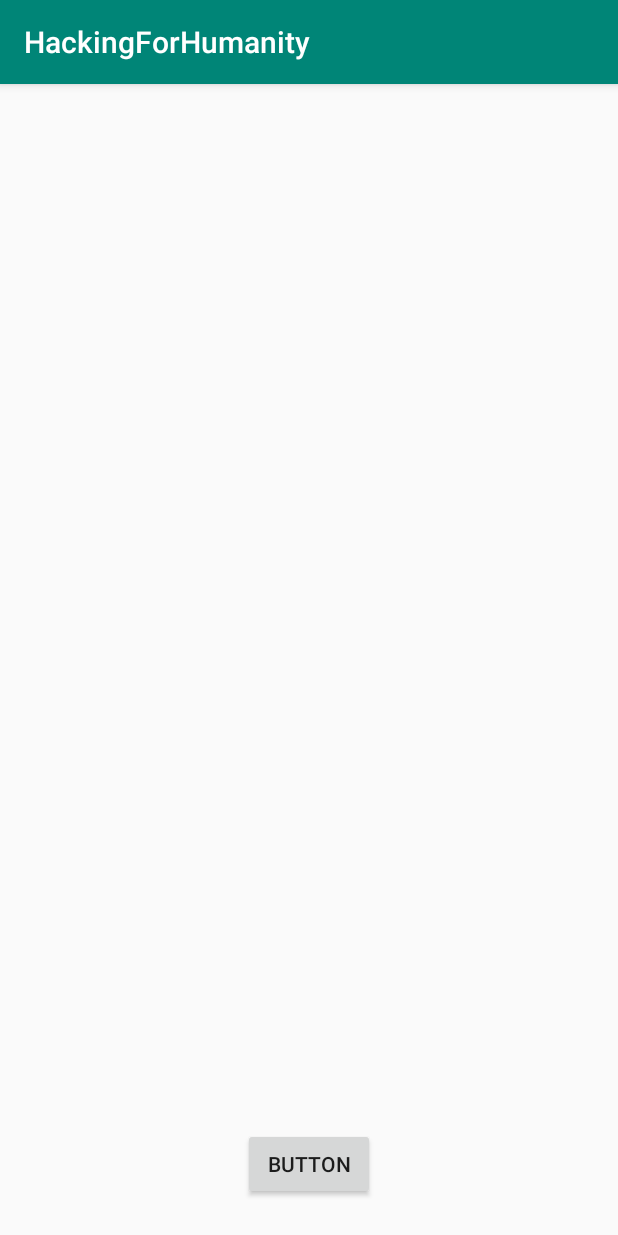
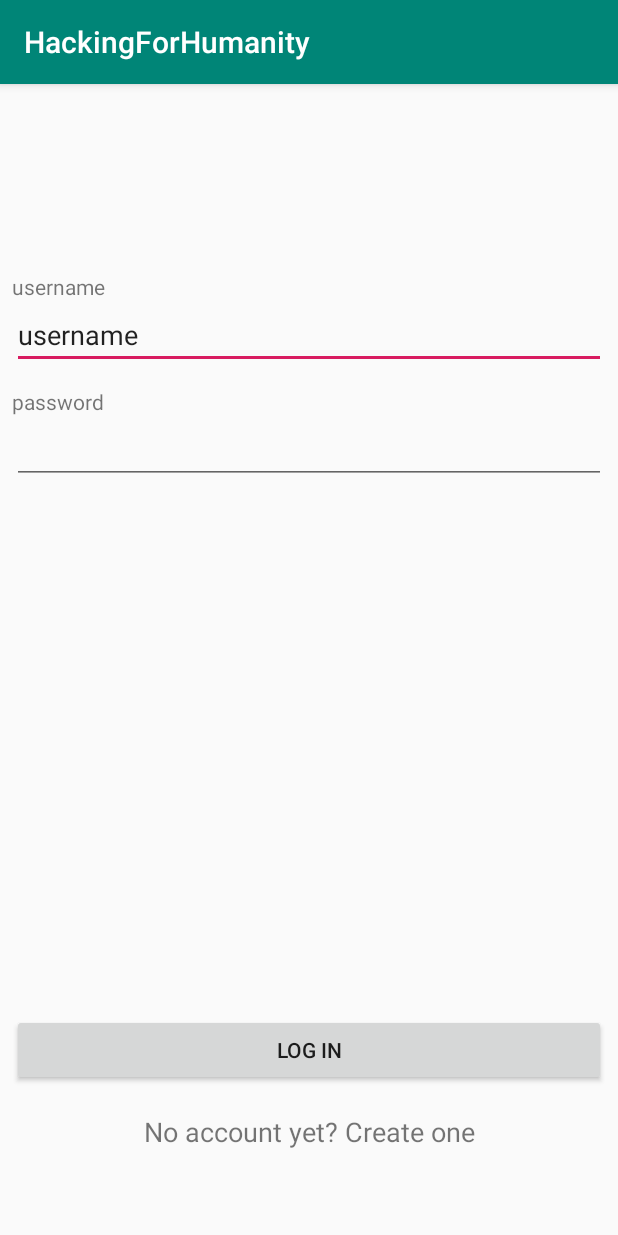
Before and after one commit to orcarex/hackingForHumanity, an Android app: the screen it shows after launch (MainActivity), on a phone screen of 412 x 824 dp. Run offline under Robolectric (Android 15) with nearby library versions, the phone set to English and light mode, and no system bars.

Commit message:
login page

```diff
--- a/app/src/main/res/layout/activity_main.xml
+++ b/app/src/main/res/layout/activity_main.xml
@@ -4,18 +4,74 @@
     xmlns:tools="http://schemas.android.com/tools"
     android:layout_width="match_parent"
     android:layout_height="match_parent"
-    tools:context=".MainActivity">
+    tools:context=".MainActivity"
+    tools:layout_editor_absoluteY="81dp">
 
     <Button
-        android:id="@+id/button"
-        android:layout_width="wrap_content"
+        android:id="@+id/loginBtn"
+        android:layout_width="0dp"
         android:layout_height="wrap_content"
         android:layout_marginStart="8dp"
         android:layout_marginEnd="8dp"
-        android:layout_marginBottom="24dp"
-        android:text="Button"
+        android:layout_marginBottom="18dp"
+        android:text="Log in"
+        app:layout_constraintBottom_toTopOf="@+id/signup_link"
+        app:layout_constraintEnd_toEndOf="parent"
+        app:layout_constraintStart_toStartOf="parent" />
+
+    <TextView
+        android:id="@+id/signup_link"
+        android:layout_width="0dp"
+        android:layout_height="wrap_content"
+        android:layout_marginBottom="57dp"
+        android:gravity="center"
+        android:text="No account yet? Create one"
+        android:textSize="18sp"
         app:layout_constraintBottom_toBottomOf="parent"
         app:layout_constraintEnd_toEndOf="parent"
         app:layout_constraintStart_toStartOf="parent" />
 
+    <TextView
+        android:id="@+id/usernameView"
+        android:layout_width="wrap_content"
+        android:layout_height="wrap_content"
+        android:layout_marginTop="125dp"
+        android:text="username"
+        app:layout_constraintStart_toStartOf="@+id/usernameText"
+        app:layout_constraintTop_toTopOf="parent" />
+
+    <EditText
+        android:id="@+id/usernameText"
+        android:layout_width="0dp"
+        android:layout_height="wrap_content"
+        android:layout_marginStart="8dp"
+        android:layout_marginEnd="8dp"
+        android:ems="10"
+        android:inputType="textPersonName"
+        android:text="username"
+        app:layout_constraintEnd_toEndOf="parent"
+        app:layout_constraintStart_toStartOf="parent"
+        app:layout_constraintTop_toBottomOf="@+id/usernameView" />
+
+    <TextView
+        android:id="@+id/passwordView"
+        android:layout_width="wrap_content"
+        android:layout_height="wrap_content"
+        android:layout_marginTop="12dp"
+        android:text="password"
+        app:layout_constraintStart_toStartOf="@+id/passwordText"
+        app:layout_constraintTop_toBottomOf="@+id/usernameText" />
+
+    <EditText
+        android:id="@+id/passwordText"
+        android:layout_width="0dp"
+        android:layout_height="wrap_content"
+        android:layout_marginStart="8dp"
+        android:layout_marginEnd="8dp"
+        android:ems="10"
+        android:inputType="textPassword"
+        app:layout_constraintEnd_toEndOf="parent"
+        app:layout_constraintStart_toStartOf="parent"
+        app:layout_constraintTop_toBottomOf="@+id/passwordView" />
+
 </android.support.constraint.ConstraintLayout>
```
